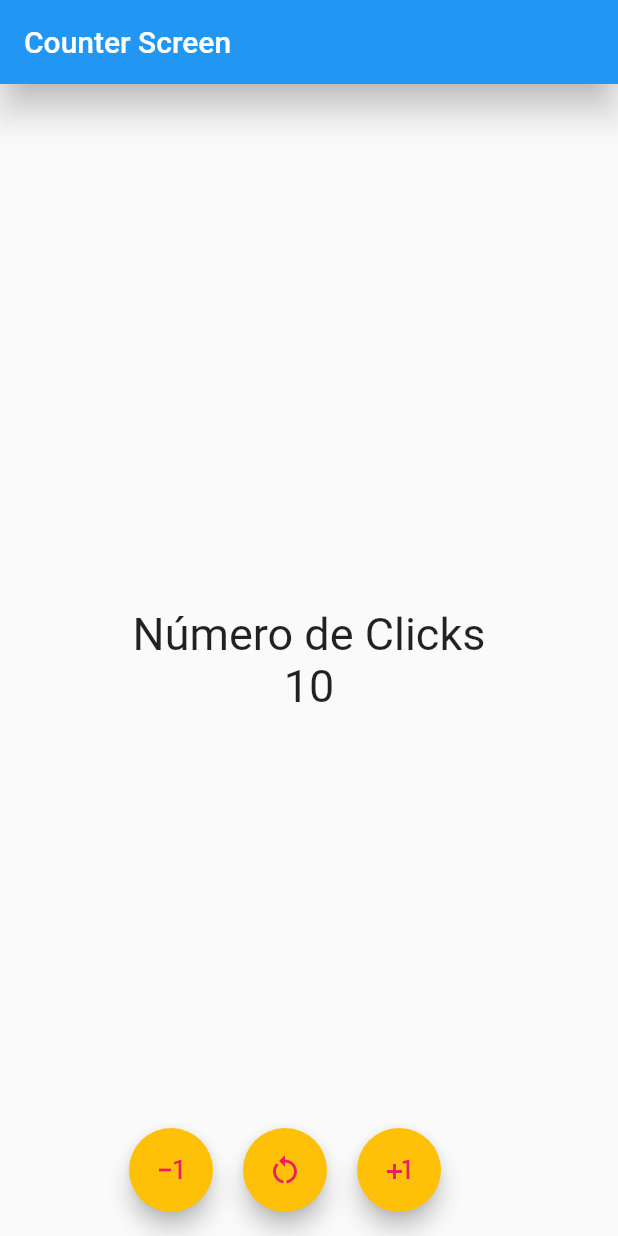
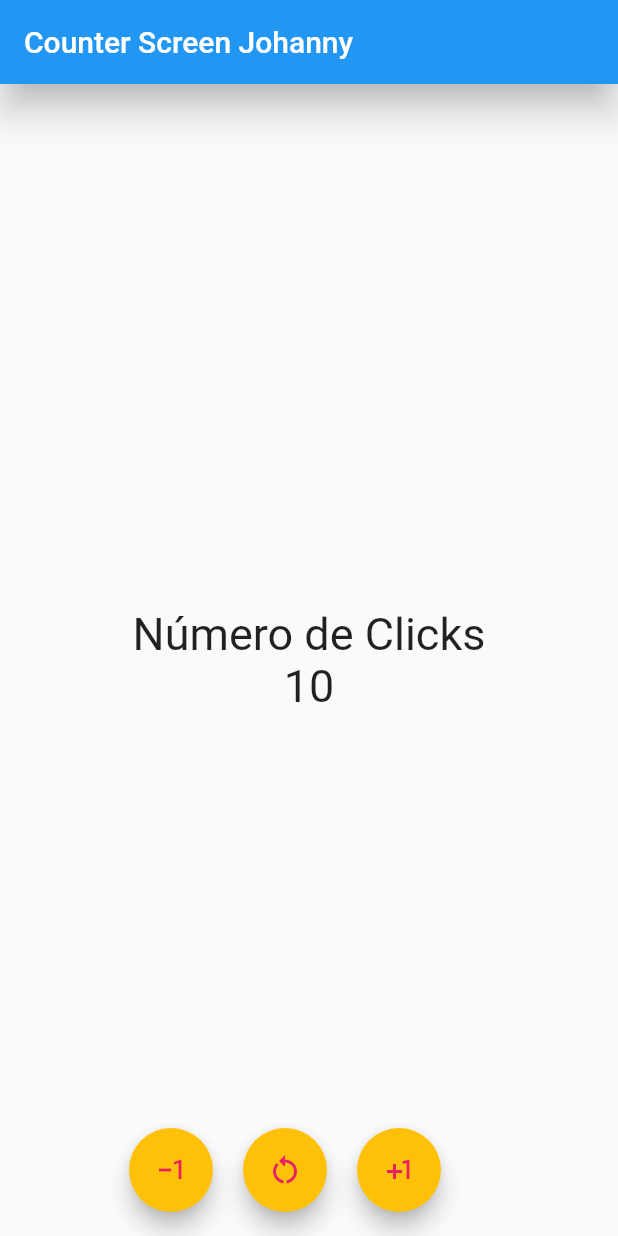
Before and after one commit to DavidCJ31/CounterF, a Flutter app: the screen it shows after launch, on a phone screen of 412 x 824 dp. Run offline on Flutter 3.47's test engine with Material 2 defaults, Android fonts, the phone set to English and light mode, and no system bars.

Commit message:
Mi primer cambio

```diff
--- a/lib/screens/counter_screen.dart
+++ b/lib/screens/counter_screen.dart
@@ -33,7 +33,8 @@ class _CounterScreenState extends State<CounterScreen> {
     const TextStyle fontSize30 = TextStyle(fontSize: 30);
 
     return Scaffold(
-      appBar: AppBar(title: const Text("Counter Screen"), elevation: 10),
+      appBar:
+          AppBar(title: const Text("Counter Screen Johanny"), elevation: 10),
       body: Center(
         child: Column(
           mainAxisAlignment: MainAxisAlignment.center,
```
